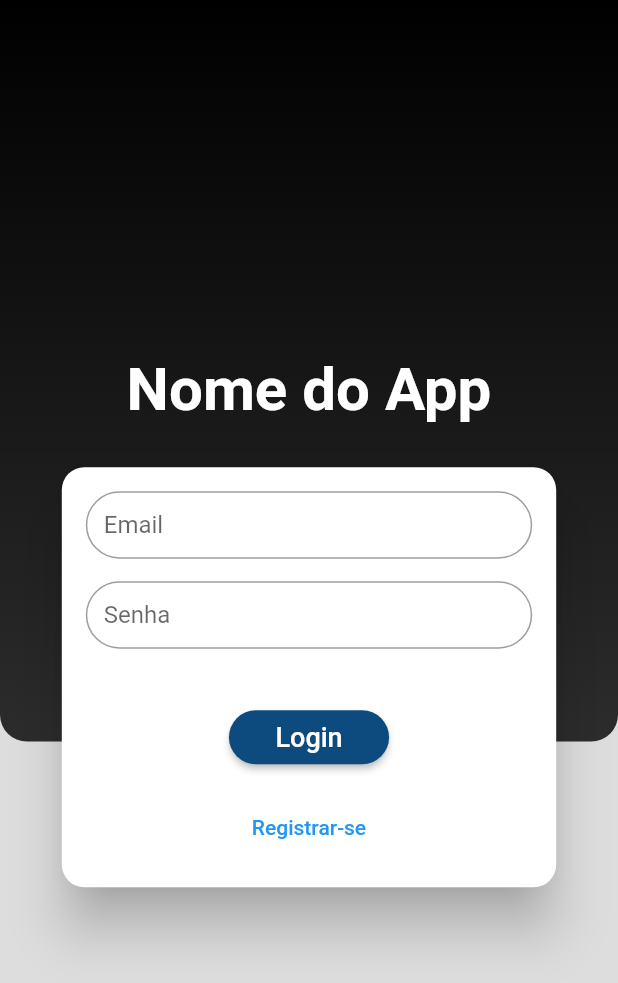
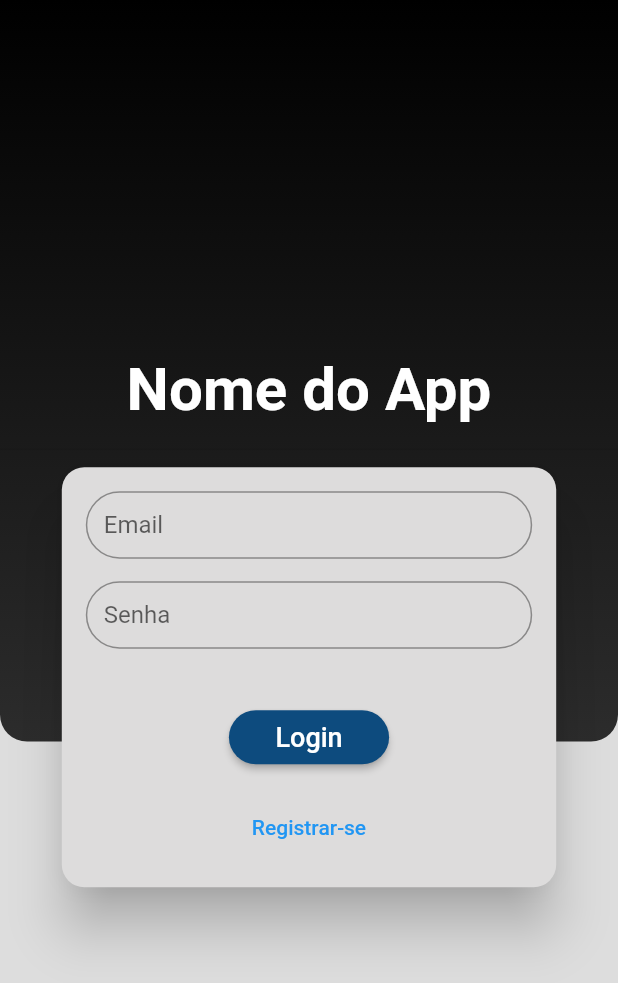
Before and after one commit to Pires1945/movies_review, a Flutter app: the screen it shows after launch, on a phone screen of 412 x 824 dp. Shown: the top 983 px of the screen. Run offline on Flutter 3.47's test engine with Material 2 defaults, Android fonts, the phone set to English and light mode, and no system bars; our stand-ins replace carousel_slider.

```diff
--- a/lib/components/gridReviews.dart
+++ b/lib/components/gridReviews.dart
@@ -63,6 +63,7 @@ class _GridReviewsState extends State<GridReviews> {
             Flexible(
               child: ListView.builder(
                 itemCount: loadedReviews.length,
+                padding: const EdgeInsets.only(bottom: 60),
                 itemBuilder: (context, index) => ChangeNotifierProvider.value(
                   value: loadedReviews[index],
                   child: Padding(
--- a/lib/components/loginForm.dart
+++ b/lib/components/loginForm.dart
@@ -1,9 +1,6 @@
 import 'package:flutter/material.dart';
-import 'package:flutter/src/widgets/framework.dart';
-import 'package:flutter/src/widgets/placeholder.dart';
 import 'package:provider/provider.dart';
 import '../models/auth.dart';
-import '../utils/appRoutes.dart';
 
 enum AuthMode {
   sigUp,
@@ -20,7 +17,7 @@ class LoginForm extends StatefulWidget {
 class _LoginFormState extends State<LoginForm> {
   final _passwordController = TextEditingController();
   final _formKey = GlobalKey<FormState>();
-  Map<String, String> _authData = {
+  final Map<String, String> _authData = {
     'email': '',
     'password': '',
   };
@@ -70,7 +67,7 @@ class _LoginFormState extends State<LoginForm> {
       child: SingleChildScrollView(
         child: Column(
           children: [
-            Padding(
+            const Padding(
               padding: EdgeInsets.all(8.0),
               child: Text(
                 'Nome do App',
@@ -80,8 +77,9 @@ class _LoginFormState extends State<LoginForm> {
                     color: Colors.white),
               ),
             ),
-            Divider(),
+            const Divider(),
             Card(
+              color: const Color.fromARGB(255, 221, 220, 220),
               shape: RoundedRectangleBorder(
                   borderRadius: BorderRadius.circular(15)),
               elevation: 15,
@@ -94,7 +92,7 @@ class _LoginFormState extends State<LoginForm> {
                   key: _formKey,
                   child: Column(
                     children: [
-                      Container(
+                      SizedBox(
                         height: 45,
                         child: TextFormField(
                           decoration: InputDecoration(
@@ -117,7 +115,7 @@ class _LoginFormState extends State<LoginForm> {
                       const SizedBox(
                         height: 15,
                       ),
-                      Container(
+                      SizedBox(
                         height: 45,
                         child: TextFormField(
                           controller: _passwordController,
@@ -144,7 +142,7 @@ class _LoginFormState extends State<LoginForm> {
                         height: 15,
                       ),
                       if (_isSigUp())
-                        Container(
+                        SizedBox(
                           height: 45,
                           child: TextFormField(
                             decoration: InputDecoration(
```
Also changed, not shown: lib/pages/movieDetail.dart (+19 -19 lines).
